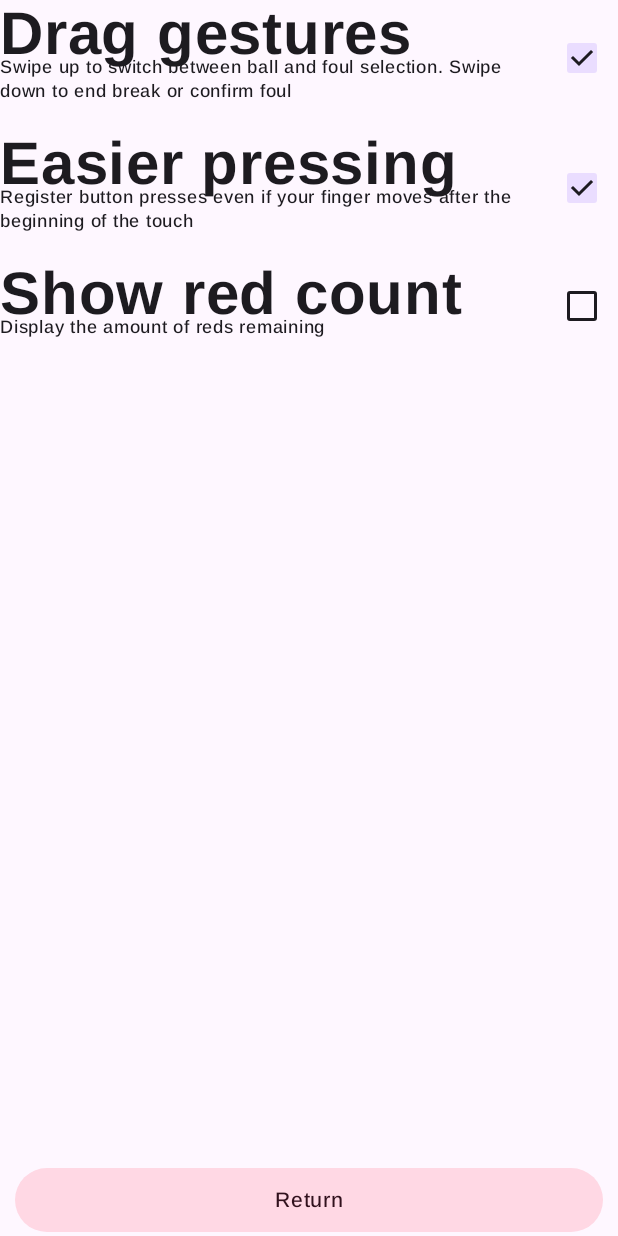
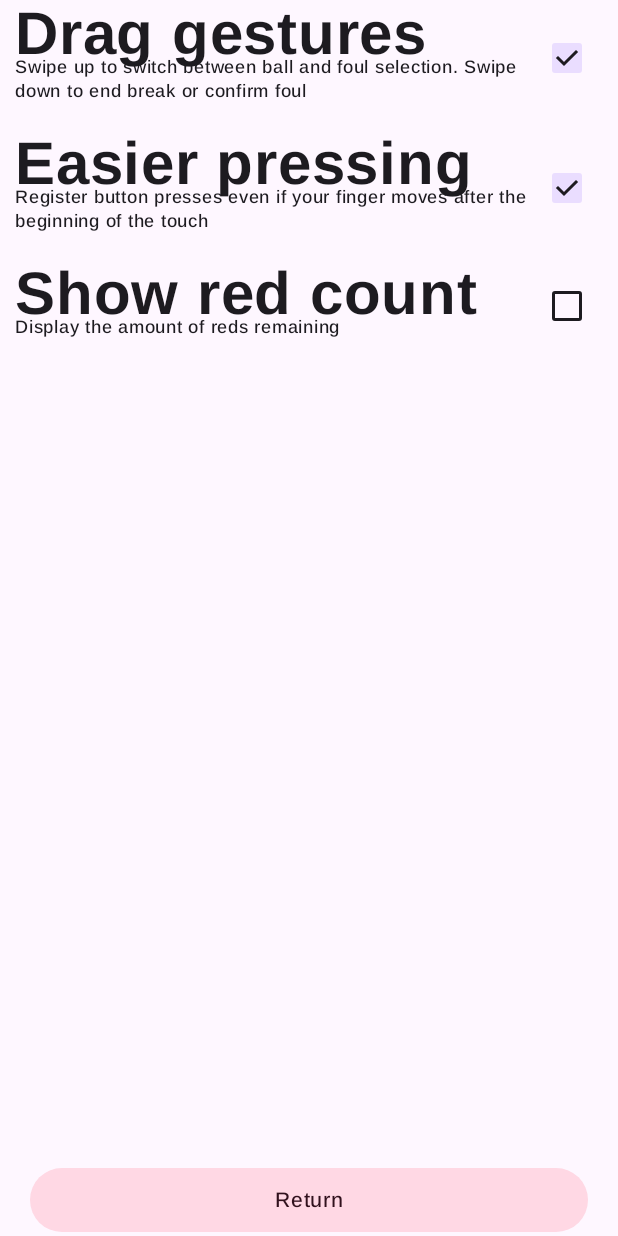
Before and after one commit to Henkkagg/SnookerScore, an Android app built with Jetpack Compose: the composable SettingsScreen shown on its own in the app's theme, on a phone screen of 412 x 824 dp. Run offline under Robolectric (Android 15) with nearby library versions, the light colour scheme and no system bars; our stand-ins replace Dagger/Hilt's generated code; libraries missing offline, so code that uses them is left out: com.ramcosta.composedestinations; 3 statements that could not run were skipped.

Commit message:
Add indicator to know that free ball was potted
Let's imagine that player A does a foul and player B gets free
ball. B is on reds, and chooses blue as the free ball. B pots
the blue, getting 1 point. Currently the break screen shows
this as a normal red ball, and it can be confusing.

Add "firstWasFreeBall"-variable to BreakUi, and add logic to
show an indicator (letter 'F') inside a potted free ball. This
is handled identically to redsRemaining by Ball-composable.

```diff
--- a/app/src/main/java/com/hegesoft/snookerscore/domain/models/BreakUi.kt
+++ b/app/src/main/java/com/hegesoft/snookerscore/domain/models/BreakUi.kt
@@ -6,6 +6,7 @@ data class BreakUi(
     val breakNumber: Int = 0,
     val playerInTurn: Int = 0,
     val breakPoints: List<Int> = emptyList(),
+    val firstWasFreeBall: Boolean = false,
     val foulPoints: Int? = null
 )
 
@@ -18,6 +19,7 @@ fun BreakDb.toBreakUi(): BreakUi {
         breakNumber = breakId,
         playerInTurn = playerInTurn,
         breakPoints = breakPoints,
+        firstWasFreeBall = freeBallStatus == 2,
         foulPoints = foulPoints
     )
 }
--- a/app/src/main/java/com/hegesoft/snookerscore/domain/usecases/GetScoreStream.kt
+++ b/app/src/main/java/com/hegesoft/snookerscore/domain/usecases/GetScoreStream.kt
@@ -77,11 +77,6 @@ class GetScoreStream @Inject constructor(private val repository: BreakRepository
                 pointsOnTable += if (redsRemaining > 0) 8 else lowestPointRemaining
             }
 
-            Log.i("apu", "****")
-            Log.i("apu", "lowest: $lowestPointRemaining")
-            Log.i("apu", "reds: $redsRemaining")
-            Log.i("apu", "free: $isShootingFreeBall")
-
             val score = Score(
                 player1Score = player1Score,
                 player2Score = player2Score,
--- a/app/src/main/java/com/hegesoft/snookerscore/ui/screens/game/GameRootScreen.kt
+++ b/app/src/main/java/com/hegesoft/snookerscore/ui/screens/game/GameRootScreen.kt
@@ -67,7 +67,8 @@ fun GameRootScreen(
             balls = breakInfo.breakPoints.toBalls(),
             topText = "${breakInfo.breakNumber.toOrdinalString()} break, ${breakInfo.breakPoints.sum()} points",
             bottomText = "${scoreInfo.pointsOnTable} on, difference of $scoreDifference",
-            isFreeBall = legalBalls.isFreeBall
+            isFreeBall = legalBalls.isFreeBall,
+            firstWasFreeBall = breakInfo.firstWasFreeBall
         )
         TinySpacer()
 
--- a/app/src/main/java/com/hegesoft/snookerscore/ui/screens/game/GameRootViewModel.kt
+++ b/app/src/main/java/com/hegesoft/snookerscore/ui/screens/game/GameRootViewModel.kt
@@ -1,5 +1,6 @@
 package com.hegesoft.snookerscore.ui.screens.game
 
+import android.util.Log
 import androidx.compose.runtime.getValue
 import androidx.compose.runtime.mutableStateOf
 import androidx.compose.runtime.setValue
--- a/app/src/main/java/com/hegesoft/snookerscore/ui/screens/settings/SettingsScreen.kt
+++ b/app/src/main/java/com/hegesoft/snookerscore/ui/screens/settings/SettingsScreen.kt
@@ -2,10 +2,7 @@ package com.hegesoft.snookerscore.ui.screens.settings
 
 import androidx.compose.animation.*
 import androidx.compose.animation.core.TweenSpec
-import androidx.compose.foundation.layout.Arrangement
-import androidx.compose.foundation.layout.Column
-import androidx.compose.foundation.layout.fillMaxHeight
-import androidx.compose.foundation.layout.fillMaxSize
+import androidx.compose.foundation.layout.*
 import androidx.compose.material3.MaterialTheme
 import androidx.compose.runtime.Composable
 import androidx.compose.ui.Modifier
@@ -14,6 +11,7 @@ import androidx.navigation.NavBackStackEntry
 import com.hegesoft.snookerscore.ui.components.CheckboxRow
 import com.hegesoft.snookerscore.ui.components.SmallSpacer
 import com.hegesoft.snookerscore.ui.components.WideButton
+import com.hegesoft.snookerscore.ui.theme.padding
 import com.ramcosta.composedestinations.annotation.Destination
 import com.ramcosta.composedestinations.spec.DestinationStyle
 
@@ -40,7 +38,9 @@ fun SettingsScreen(
     viewModel: SettingsViewModel = hiltViewModel()
 ) {
     Column(
-        modifier = Modifier.fillMaxHeight(),
+        modifier = Modifier
+            .fillMaxHeight()
+            .padding(horizontal = MaterialTheme.padding.small),
         verticalArrangement = Arrangement.SpaceBetween
     ) {
         Column {
```
Also changed, not shown: app/src/main/java/com/hegesoft/snookerscore/ui/components/Ball.kt (+6 -3 lines), app/src/main/java/com/hegesoft/snookerscore/ui/components/CurrentBreak.kt (+10 -5 lines).
